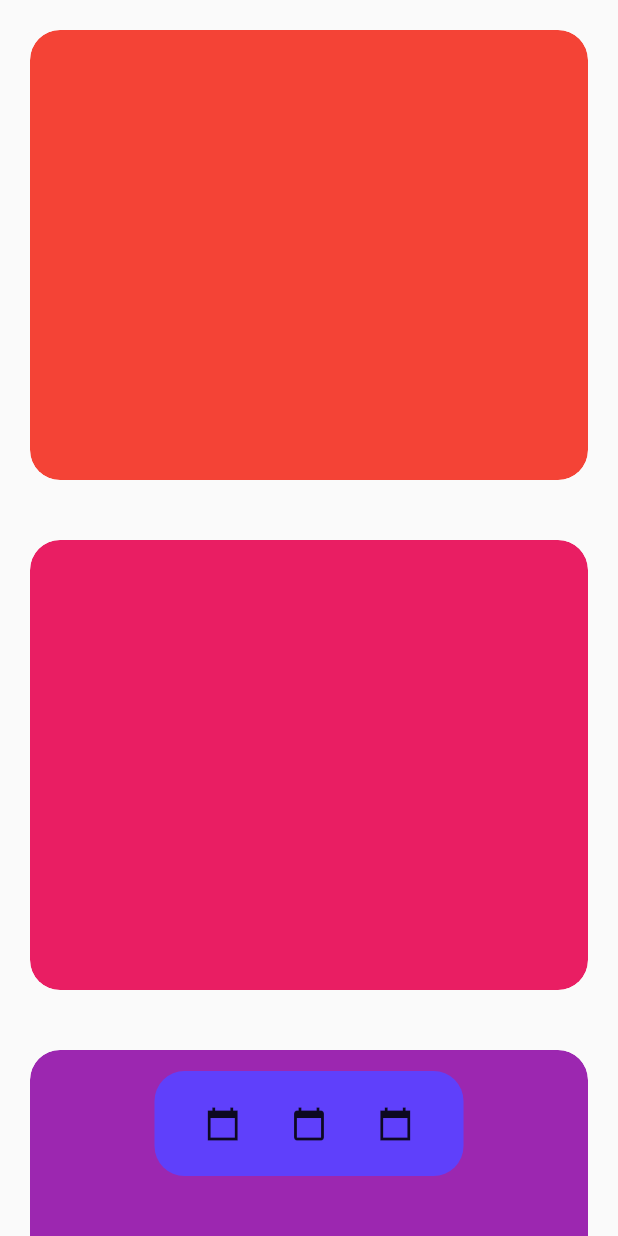
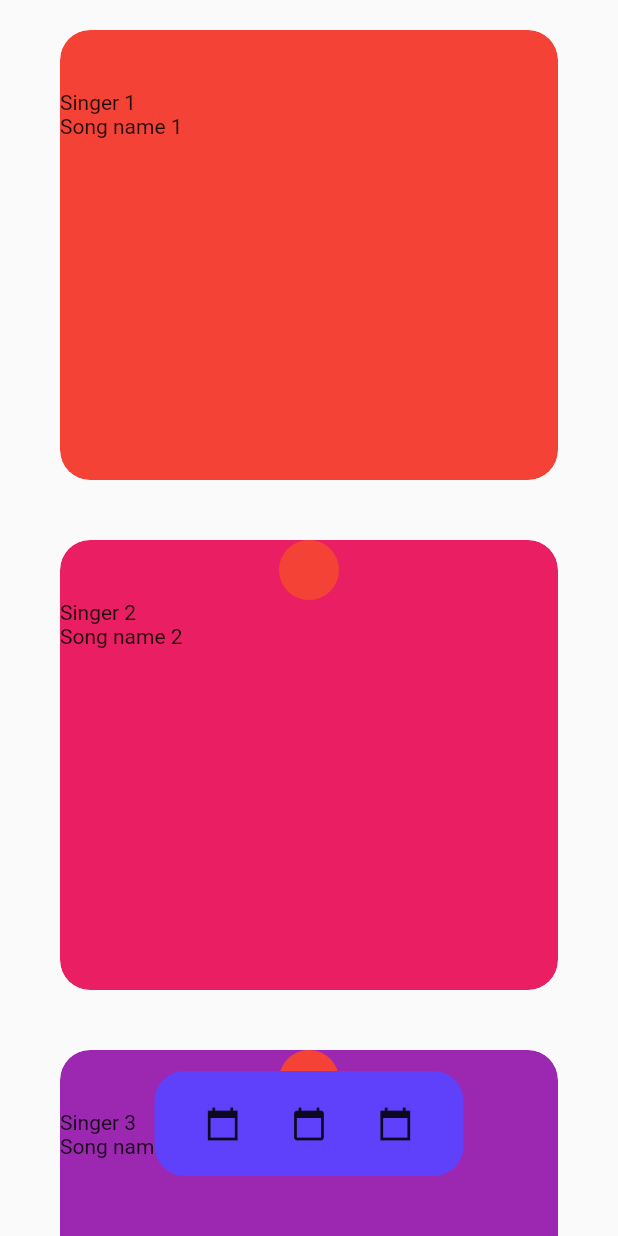
Before and after one commit to kleysonklaus/flutter_expandable_nav_bar, a Flutter app: the screen it shows after launch, on a phone screen of 412 x 824 dp. Run offline on Flutter 3.47's test engine with Material 2 defaults, Android fonts, the light colour scheme and no system bars.

Commit message:
feat(music): show basic text in each card

```diff
--- a/lib/app/main_expandable_nav_bar.dart
+++ b/lib/app/main_expandable_nav_bar.dart
@@ -42,22 +42,40 @@ class MainExpandableNavBarState extends State<MainExpandableNavBar>
       body: Stack(
         children: [
           ListView.builder(
-            padding: const EdgeInsets.only(bottom: _minHeight),
+            padding: const EdgeInsets.only(
+                bottom: _minHeight + 20, left: 20, right: 20),
             itemCount: 5,
             itemBuilder: (context, index) {
               final music = musics[index];
               return Padding(
                 padding: const EdgeInsets.all(20),
                 // container image .asset
-                child: ClipRRect(
-                  borderRadius: BorderRadius.circular(20),
-                  child: Container(
-                    height: 300,
-                    decoration: BoxDecoration(
+                child: Stack(
+                  children: [
+                    ClipRRect(
                       borderRadius: BorderRadius.circular(20),
-                      color: Colors.primaries[index % Colors.primaries.length],
+                      child: Container(
+                        height: 300,
+                        decoration: BoxDecoration(
+                          borderRadius: BorderRadius.circular(20),
+                          color:
+                              Colors.primaries[index % Colors.primaries.length],
+                        ),
+                      ),
                     ),
-                  ),
+                    Column(
+                      mainAxisAlignment: MainAxisAlignment.center,
+                      crossAxisAlignment: CrossAxisAlignment.stretch,
+                      children: [
+                        CircleAvatar(
+                          backgroundColor: Colors.red,
+                          maxRadius: 20,
+                        ),
+                        Text(music.singer),
+                        Text(music.name),
+                      ],
+                    )
+                  ],
                 ),
               );
             },
--- a/lib/app/music.dart
+++ b/lib/app/music.dart
@@ -15,7 +15,7 @@ class Music {
 final _assetPath = 'assets/expandable_nav_bar/';
 
 final musics = List.generate(
-  4,
+  5,
   (index) => Music(
     singer: 'Singer ${index + 1}',
     name: 'Song name ${index + 1}',
```
